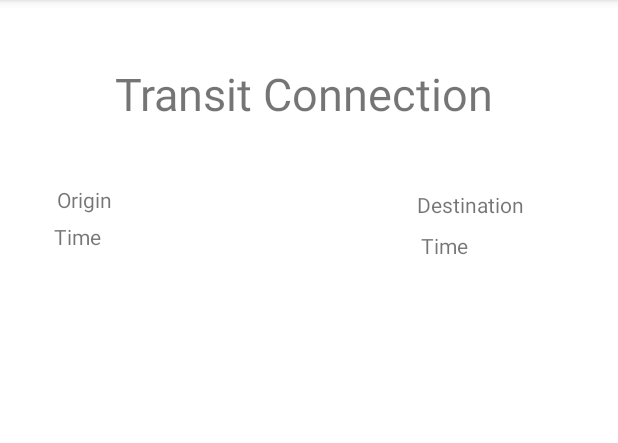
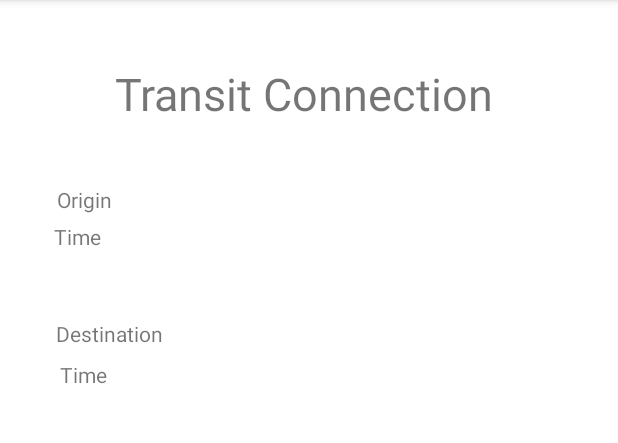
Before and after one commit to BennkiV/Home_, an Android app: the TransitConnection screen opened directly, with no data from a screen before it, on a phone screen of 412 x 824 dp, the part 84-527 px from its top. Run offline under Robolectric (Android 15) with nearby library versions, the light colour scheme and no system bars.

Commit message:
Some updated shit

```diff
--- a/app/src/main/java/com/example/quick_home/TransitConnection.java
+++ b/app/src/main/java/com/example/quick_home/TransitConnection.java
@@ -3,6 +3,7 @@ package com.example.quick_home;
 import androidx.appcompat.app.AppCompatActivity;
 
 import android.os.Bundle;
+import android.text.Editable;
 import android.widget.TextView;
 
 public class TransitConnection extends AppCompatActivity {
@@ -12,6 +13,7 @@ public class TransitConnection extends AppCompatActivity {
     TextView destination1;
     TextView originTime1;
     TextView destinationTime1;
+    String location, destination;
 
     @Override
     protected void onCreate(Bundle savedInstanceState) {
@@ -23,6 +25,18 @@ public class TransitConnection extends AppCompatActivity {
         destination1 = findViewById(R.id.Destination2);
         originTime1 = findViewById(R.id.StartTime1);
         destinationTime1 = findViewById(R.id.DestinationTime1);
+
+
+        if(getIntent().hasExtra("location")){
+            location = getIntent().getExtras().getString("location");
+            origin1.setText(location);
+        }
+        if(getIntent().hasExtra("destination")){
+            destination = getIntent().getExtras().getString("destination");
+            destination1.setText(destination);
+        }
+
+
     }
 
     // get the information from website and paste it into View
--- a/app/src/main/res/layout/activity_transit_connection.xml
+++ b/app/src/main/res/layout/activity_transit_connection.xml
@@ -28,17 +28,12 @@
         android:id="@+id/Destination2"
         android:layout_width="wrap_content"
         android:layout_height="wrap_content"
-        android:layout_marginStart="206dp"
-        android:layout_marginLeft="206dp"
-        android:layout_marginTop="108dp"
-        android:layout_marginEnd="65dp"
-        android:layout_marginRight="65dp"
-        android:layout_marginBottom="604dp"
+        android:layout_marginStart="37dp"
+        android:layout_marginLeft="37dp"
+        android:layout_marginBottom="536dp"
         android:text="@string/destination"
         app:layout_constraintBottom_toBottomOf="parent"
-        app:layout_constraintEnd_toEndOf="parent"
-        app:layout_constraintStart_toEndOf="@+id/Origin1"
-        app:layout_constraintTop_toTopOf="parent" />
+        app:layout_constraintStart_toStartOf="parent" />
 
     <TextView
         android:id="@+id/StartTime1"
@@ -55,11 +50,13 @@
         android:id="@+id/DestinationTime1"
         android:layout_width="wrap_content"
         android:layout_height="wrap_content"
+        android:layout_marginStart="40dp"
+        android:layout_marginLeft="40dp"
         android:layout_marginTop="8dp"
-        android:layout_marginEnd="100dp"
-        android:layout_marginRight="100dp"
+        android:layout_marginBottom="509dp"
         android:text="@string/time"
-        app:layout_constraintEnd_toEndOf="parent"
+        app:layout_constraintBottom_toBottomOf="parent"
+        app:layout_constraintStart_toStartOf="parent"
         app:layout_constraintTop_toBottomOf="@+id/Destination2" />
 
     <TextView
```
Also changed, not shown: app/src/main/java/com/example/quick_home/MainActivity.java (+15 -13 lines), app/src/main/java/com/example/quick_home/Utility.java (+50 -3 lines).
